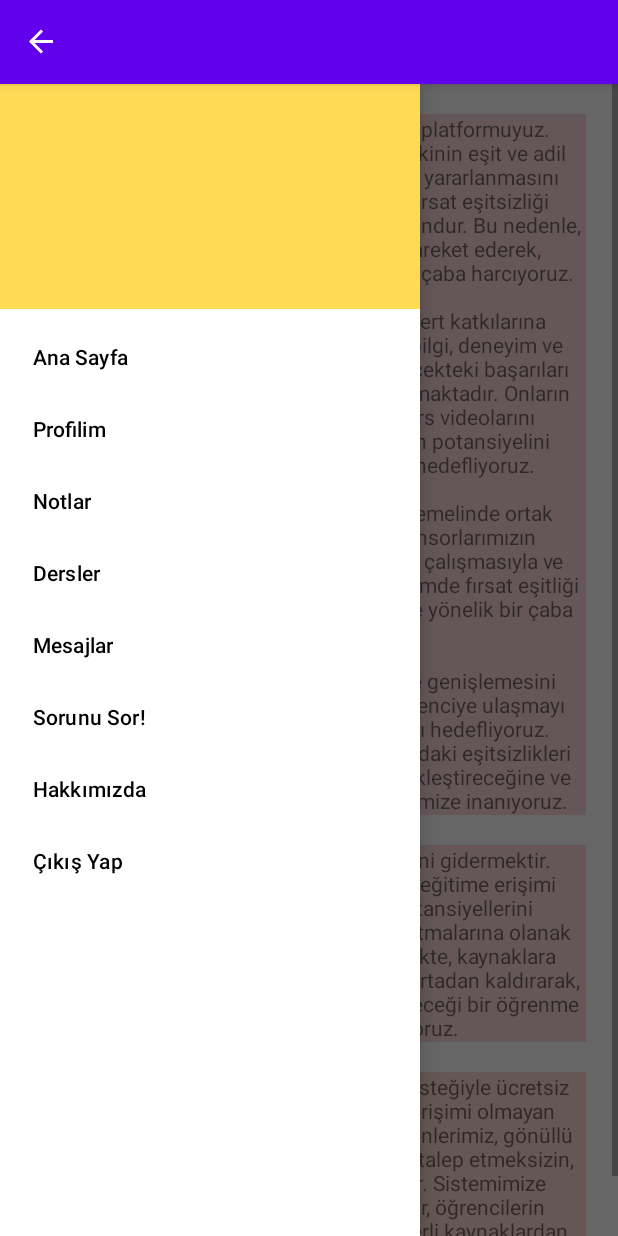
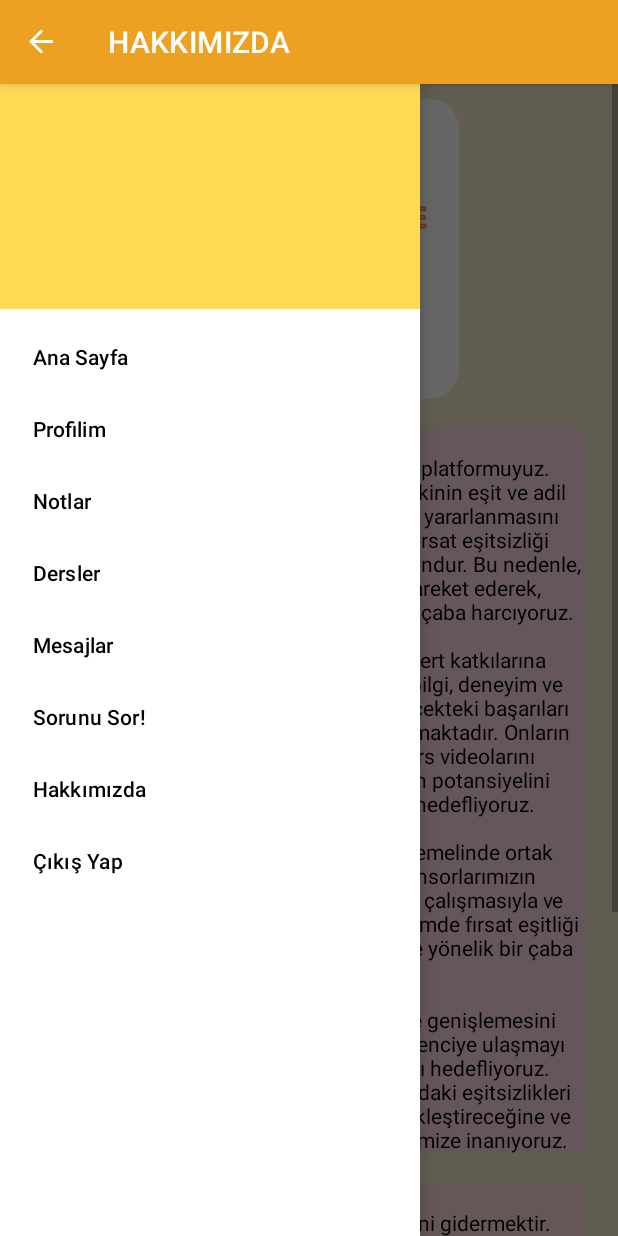
Before and after one commit to edasinar/bitirme_projesi, an Android app: the AboutUsActivity screen opened directly, with no data from a screen before it, with the side drawer open, on a phone screen of 412 x 824 dp. Run offline under Robolectric (Android 15) with nearby library versions, the phone set to English and light mode, and no system bars; our stand-ins replace Firebase (no records; nobody signed in at launch, a user with empty details on screens opened directly).

Commit message:
hakkımızda ekranı bitti, birkaç ekleme yapıldı

```diff
--- a/app/src/main/java/com/edasinar/online_lab/AboutUsActivity.kt
+++ b/app/src/main/java/com/edasinar/online_lab/AboutUsActivity.kt
@@ -1,9 +1,13 @@
 package com.edasinar.online_lab
 
+import android.annotation.SuppressLint
 import android.content.Intent
+import android.graphics.Color
+import android.graphics.drawable.ColorDrawable
 import android.os.Bundle
 import android.view.MenuItem
 import android.view.View
+import androidx.appcompat.app.ActionBar
 import androidx.appcompat.app.ActionBarDrawerToggle
 import androidx.appcompat.app.AppCompatActivity
 import com.edasinar.online_lab.databinding.ActivityAboutUsBinding
@@ -23,8 +27,8 @@ class AboutUsActivity : AppCompatActivity() {
         val view: View = binding.root
         setContentView(view)
 
-        supportActionBar!!.title = ""
-
+        supportActionBar!!.title = "HAKKIMIZDA"
+        actionBarColor()
         navListener()
 
         fillTextViews()
@@ -42,8 +46,17 @@ class AboutUsActivity : AppCompatActivity() {
         toggle.syncState()
     }
 
+    private fun actionBarColor() {
+        val actionBar: ActionBar? = supportActionBar
+        val colorDrawable = ColorDrawable(Color.parseColor("#EDA123"))
+        actionBar?.setBackgroundDrawable(colorDrawable)
+    }
+
+    @SuppressLint("SetTextI18n")
     private fun fillTextViews() {
-        binding.hakkimizda.text = "Adalete ve eşitliğe adanmış bir eğitim platformuyuz. Amacımız, her çocuğun, gençin ve yetişkinin eşit ve adil bir şekilde kaliteli eğitim imkanlarından yararlanmasını sağlamaktır. Farkındayız ki, eğitimde fırsat eşitsizliği toplumlarımızı derinden etkileyen bir sorundur. Bu nedenle, sponsor öğretmenlerimizle birlikte hareket ederek, eğitimdeki bu adaletsizliği gidermek için çaba harcıyoruz.\n" +
+        binding.hakkimizda.text = "HAKKIMIZDA" +
+                "\n"+
+                "Adalete ve eşitliğe adanmış bir eğitim platformuyuz. Amacımız, her çocuğun, gençin ve yetişkinin eşit ve adil bir şekilde kaliteli eğitim imkanlarından yararlanmasını sağlamaktır. Farkındayız ki, eğitimde fırsat eşitsizliği toplumlarımızı derinden etkileyen bir sorundur. Bu nedenle, sponsor öğretmenlerimizle birlikte hareket ederek, eğitimdeki bu adaletsizliği gidermek için çaba harcıyoruz.\n" +
                 "\n" +
                 "Projemiz, sponsor öğretmenlerin cömert katkılarına dayanmaktadır. Bu öğretmenler, kendi bilgi, deneyim ve enerjilerini paylaşarak, öğrencilerin gelecekteki başarıları için güçlü bir temel oluşturmayı amaçlamaktadır. Onların desteğiyle, eğitim kaynaklarını ve ders videolarını ücretsiz olarak sunarak, her öğrencinin potansiyelini gerçekleştirmesine yardımcı olmayı hedefliyoruz.\n" +
                 "\n" +
@@ -51,9 +64,13 @@ class AboutUsActivity : AppCompatActivity() {
                 "\n" +
                 "Hep birlikte, bu projenin büyümesini ve genişlemesini sağlayarak, gelecekte daha da fazla öğrenciye ulaşmayı ve onlara eşit bir eğitim fırsatı sunmayı hedefliyoruz. Eğitimdeki bu dönüşümün, toplumumuzdaki eşitsizlikleri azaltacağına, bireylerin hayallerini gerçekleştireceğine ve birlikte daha adil bir dünya inşa edeceğimize inanıyoruz."
 
-        binding.vizyon.text = "Vizyonumuz, eğitimde fırsat eşitsizliğini gidermektir. İnanıyoruz ki her öğrencinin kaliteli bir eğitime erişimi olmalıdır, çünkü eğitim, bireylerin potansiyellerini keşfetmelerine ve toplumlarına değer katmalarına olanak sağlar. Sponsor öğretmenlerimizle birlikte, kaynaklara erişim konusunda yaşanan eşitsizlikleri ortadan kaldırarak, tüm öğrencilerin eşit şekilde yararlanabileceği bir öğrenme ortamı oluşturmayı hedefliyoruz."
+        binding.vizyon.text = "VİZYONUMUZ" +
+                "\n" +
+                "Vizyonumuz, eğitimde fırsat eşitsizliğini gidermektir. İnanıyoruz ki her öğrencinin kaliteli bir eğitime erişimi olmalıdır, çünkü eğitim, bireylerin potansiyellerini keşfetmelerine ve toplumlarına değer katmalarına olanak sağlar. Sponsor öğretmenlerimizle birlikte, kaynaklara erişim konusunda yaşanan eşitsizlikleri ortadan kaldırarak, tüm öğrencilerin eşit şekilde yararlanabileceği bir öğrenme ortamı oluşturmayı hedefliyoruz."
 
-        binding.misyon.text ="Misyonumuz, sponsor öğretmenlerin desteğiyle ücretsiz ve yüksek kaliteli eğitim kaynaklarına erişimi olmayan öğrencilere destek sağlamaktır. Öğretmenlerimiz, gönüllü olarak bu projeye katılarak belli bir ücret talep etmeksizin, bilgi ve deneyimlerini paylaşacaklardır. Sistemimize yükledikleri ders videoları ve kaynaklar, öğrencilerin herhangi bir mali yükü olmadan bu değerli kaynaklardan yararlanmalarını sağlayacaktır."
+        binding.misyon.text ="MİSYONUMUZ" +
+                "\n" +
+                "Misyonumuz, sponsor öğretmenlerin desteğiyle ücretsiz ve yüksek kaliteli eğitim kaynaklarına erişimi olmayan öğrencilere destek sağlamaktır. Öğretmenlerimiz, gönüllü olarak bu projeye katılarak belli bir ücret talep etmeksizin, bilgi ve deneyimlerini paylaşacaklardır. Sistemimize yükledikleri ders videoları ve kaynaklar, öğrencilerin herhangi bir mali yükü olmadan bu değerli kaynaklardan yararlanmalarını sağlayacaktır."
 
         ///dkdlsdkldldl
     }
--- a/app/src/main/java/com/edasinar/online_lab/LoginActivity.kt
+++ b/app/src/main/java/com/edasinar/online_lab/LoginActivity.kt
@@ -28,6 +28,7 @@ class LoginActivity : AppCompatActivity() {
         binding = ActivityLoginBinding.inflate(layoutInflater)
         val view: View = binding.root
         setContentView(view)
+        supportActionBar!!.title = "GİRİŞ YAP"
         actionBarColor()
         auth = FirebaseAuth.getInstance()
         firestore = Firebase.firestore
--- a/app/src/main/java/com/edasinar/online_lab/RegisterActivity.kt
+++ b/app/src/main/java/com/edasinar/online_lab/RegisterActivity.kt
@@ -2,10 +2,13 @@ package com.edasinar.online_lab
 
 import android.content.ContentValues
 import android.content.Intent
+import android.graphics.Color
+import android.graphics.drawable.ColorDrawable
 import android.os.Bundle
 import android.util.Log
 import android.view.View
 import android.widget.Toast
+import androidx.appcompat.app.ActionBar
 import androidx.appcompat.app.AppCompatActivity
 import com.edasinar.model.Users
 import com.edasinar.online_lab.databinding.ActivityRegisterBinding
@@ -27,9 +30,16 @@ class RegisterActivity : AppCompatActivity() {
         binding = ActivityRegisterBinding.inflate(layoutInflater)
         val view = binding.root
         setContentView(view)
-
+        actionBarColor()
+        supportActionBar!!.title = "ARAMIZA KATILIN"
         auth = FirebaseAuth.getInstance()
         firestore = FirebaseFirestore.getInstance()
+    }
+
+    private fun actionBarColor() {
+        val actionBar: ActionBar? = supportActionBar
+        val colorDrawable = ColorDrawable(Color.parseColor("#EDA123"))
+        actionBar?.setBackgroundDrawable(colorDrawable)
     }
 
     fun signUp(view: View?) {
--- a/app/src/main/res/layout/activity_about_us.xml
+++ b/app/src/main/res/layout/activity_about_us.xml
@@ -4,6 +4,7 @@
     xmlns:tools="http://schemas.android.com/tools"
     android:layout_width="match_parent"
     android:layout_height="match_parent"
+    android:background="@color/activity_bacground"
     android:id="@+id/drawerLayout"
     tools:context=".AboutUsActivity">
 
@@ -17,6 +18,16 @@
             android:layout_height="wrap_content"
             android:orientation="vertical">
 
+            <com.google.android.material.imageview.ShapeableImageView
+                android:layout_width="200dp"
+                android:layout_height="200dp"
+                android:layout_gravity="center"
+                android:adjustViewBounds="true"
+                android:layout_marginTop="10dp"
+                android:scaleType="fitCenter"
+                android:src="@drawable/online_lab_logo"
+                app:shapeAppearanceOverlay="@style/roundImageView"/>
+
             <TextView
                 android:id="@+id/hakkimizda"
                 android:layout_width="369dp"
@@ -24,6 +35,7 @@
                 android:gravity="center"
                 android:layout_gravity="center"
                 android:text="TextView"
+                android:textColor="@color/black"
                 android:layout_marginTop="20dp"
                 android:background="#fedadf"
                 app:layout_constraintBottom_toBottomOf="parent"
@@ -39,6 +51,7 @@
                 android:gravity="center"
                 android:layout_gravity="center"
                 android:text="TextView"
+                android:textColor="@color/black"
                 android:layout_marginTop="20dp"
                 android:background="#fedada"
                 app:layout_constraintBottom_toBottomOf="parent"
@@ -54,6 +67,7 @@
                 android:gravity="center"
                 android:layout_gravity="center"
                 android:text="TextView"
+                android:textColor="@color/black"
                 android:layout_marginTop="20dp"
                 android:layout_marginBottom="20dp"
                 android:background="#fedad0"
--- a/app/src/main/res/values/themes.xml
+++ b/app/src/main/res/values/themes.xml
@@ -13,4 +13,9 @@
         <item name="android:statusBarColor" tools:targetApi="l">#123456</item>
         <!-- Customize your theme here. -->
     </style>
+    <style name="roundImageView" parent="">
+        <item name="cornerFamily">rounded</item>
+        <item name="cornerSize">20dp</item>
+        <item name="color">@color/white</item>
+    </style>
 </resources>
```
Also changed, not shown: app/src/main/res/drawable/online_lab_logo.png (added).
